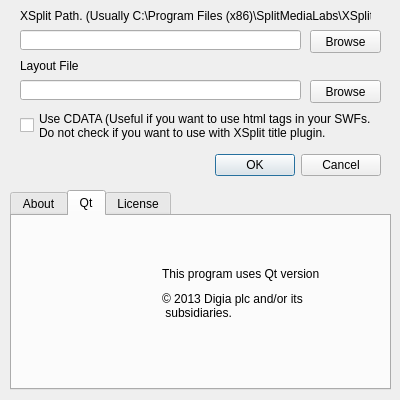
farpenoodle/StreamControl, file StreamControl/configwindow.ui: the form before one commit.
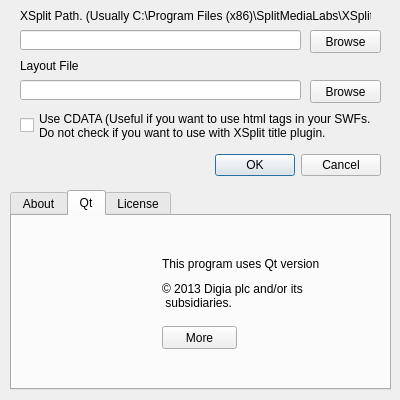
The form after the commit. The open tabs and pages were chosen to show the change. Icons and pictures are not drawn.

What changed in the file:
```diff
--- a/StreamControl/configwindow.ui
+++ b/StreamControl/configwindow.ui
@@ -188,7 +188,7 @@
      <property name="geometry">
       <rect>
        <x>150</x>
-       <y>50</y>
+       <y>40</y>
        <width>201</width>
        <height>16</height>
       </rect>
@@ -220,7 +220,7 @@
      <property name="geometry">
       <rect>
        <x>150</x>
-       <y>70</y>
+       <y>60</y>
        <width>201</width>
        <height>40</height>
       </rect>
@@ -230,6 +230,28 @@
  subsidiaries. </string>
      </property>
     </widget>
+    <widget class="QPushButton" name="aboutQtButton">
+     <property name="geometry">
+      <rect>
+       <x>150</x>
+       <y>110</y>
+       <width>75</width>
+       <height>23</height>
+      </rect>
+     </property>
+     <property name="styleSheet">
+      <string notr="true"/>
+     </property>
+     <property name="text">
+      <string>More</string>
+     </property>
+     <property name="default">
+      <bool>false</bool>
+     </property>
+     <property name="flat">
+      <bool>false</bool>
+     </property>
+    </widget>
    </widget>
    <widget class="QWidget" name="licenseTab">
     <attribute name="title">
```
